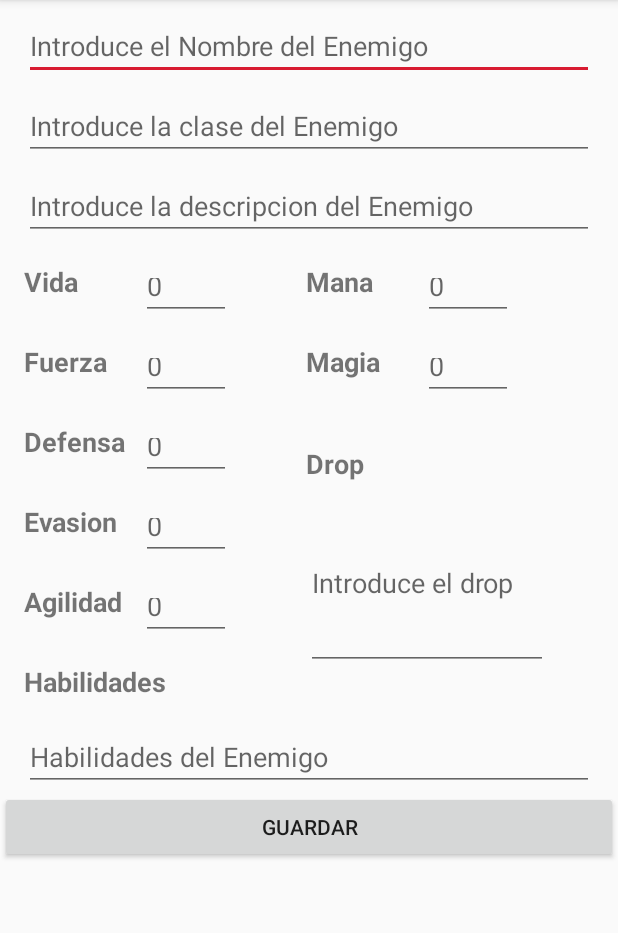
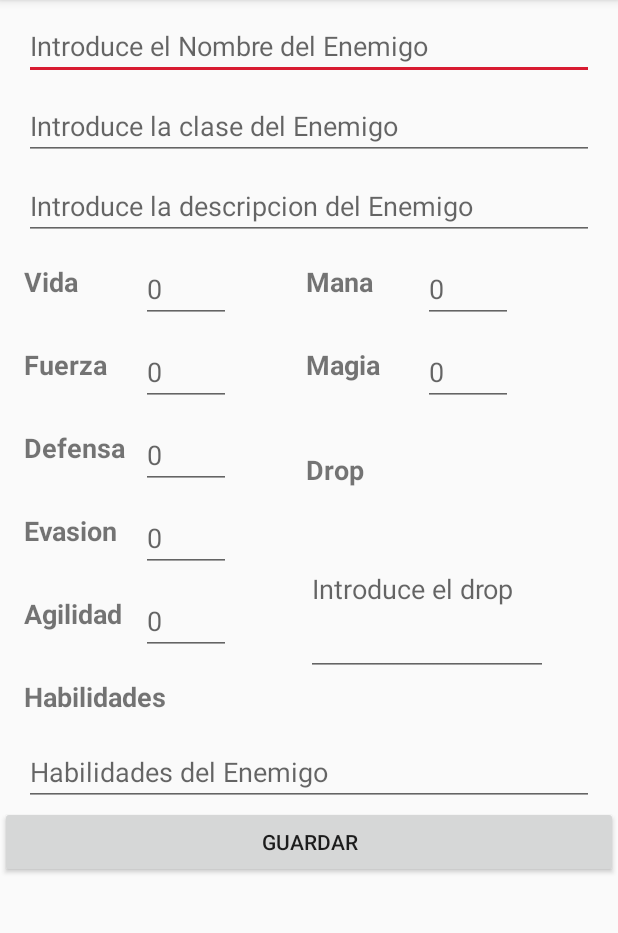
Before and after one commit to Doble-De/DalealDado, an Android app: the EnemigosNewActivity screen opened directly, with no data from a screen before it, on a phone screen of 412 x 824 dp, the part 84-1017 px from its top. Run offline under Robolectric (Android 15) with nearby library versions, the phone set to English and light mode, and no system bars; our stand-ins replace Room's generated code; Roboto replaces fonts that are not available here.

Commit message:
Proyecto de Interficies Finalizado!

```diff
--- a/app/src/main/res/layout/activity_enemigos_new.xml
+++ b/app/src/main/res/layout/activity_enemigos_new.xml
@@ -55,18 +55,18 @@
             <EditText
                 android:id="@+id/etEvida"
                 android:layout_width="60dp"
-                android:layout_height="38dp"
-                android:inputType="number"
+                android:layout_height="40dp"
                 android:layout_marginStart="8dp"
                 android:layout_marginTop="15dp"
                 android:hint="0"
+                android:inputType="number"
                 app:layout_constraintStart_toEndOf="@+id/tvvida"
                 app:layout_constraintTop_toBottomOf="@+id/etEdesc" />
 
             <TextView
                 android:id="@+id/tvvida"
                 android:layout_width="70dp"
-                android:layout_height="38dp"
+                android:layout_height="40dp"
                 android:layout_marginStart="16dp"
                 android:layout_marginTop="15dp"
                 android:text="Vida"
@@ -78,18 +78,18 @@
             <EditText
                 android:id="@+id/etEfuerza"
                 android:layout_width="60dp"
-                android:layout_height="38dp"
-                android:inputType="number"
+                android:layout_height="40dp"
                 android:layout_marginStart="8dp"
                 android:layout_marginTop="15dp"
                 android:hint="0"
+                android:inputType="number"
                 app:layout_constraintStart_toEndOf="@+id/tvfuerza"
                 app:layout_constraintTop_toBottomOf="@+id/etEvida" />
 
             <TextView
                 android:id="@+id/tvfuerza"
                 android:layout_width="70dp"
-                android:layout_height="38dp"
+                android:layout_height="40dp"
                 android:layout_marginStart="16dp"
                 android:layout_marginTop="15dp"
                 android:text="Fuerza"
@@ -101,18 +101,18 @@
             <EditText
                 android:id="@+id/etEdefensa"
                 android:layout_width="60dp"
-                android:layout_height="38dp"
-                android:inputType="number"
+                android:layout_height="40dp"
                 android:layout_marginStart="8dp"
                 android:layout_marginTop="15dp"
                 android:hint="0"
+                android:inputType="number"
                 app:layout_constraintStart_toEndOf="@+id/tvdefensa"
                 app:layout_constraintTop_toBottomOf="@+id/etEfuerza" />
 
             <TextView
                 android:id="@+id/tvdefensa"
                 android:layout_width="70dp"
-                android:layout_height="38dp"
+                android:layout_height="40dp"
                 android:layout_marginStart="16dp"
                 android:layout_marginTop="15dp"
                 android:text="Defensa"
@@ -124,18 +124,18 @@
             <EditText
                 android:id="@+id/etEevasion"
                 android:layout_width="60dp"
-                android:layout_height="38dp"
-                android:inputType="number"
+                android:layout_height="40dp"
                 android:layout_marginStart="8dp"
                 android:layout_marginTop="15dp"
                 android:hint="0"
+                android:inputType="number"
                 app:layout_constraintStart_toEndOf="@+id/tvevasion"
                 app:layout_constraintTop_toBottomOf="@+id/etEdefensa" />
 
             <TextView
                 android:id="@+id/tvevasion"
                 android:layout_width="70dp"
-                android:layout_height="38dp"
+                android:layout_height="40dp"
                 android:layout_marginStart="16dp"
                 android:layout_marginTop="15dp"
                 android:text="Evasion"
@@ -147,18 +147,18 @@
             <EditText
                 android:id="@+id/etEagilidad"
                 android:layout_width="60dp"
-                android:layout_height="38dp"
-                android:inputType="number"
+                android:layout_height="40dp"
                 android:layout_marginStart="8dp"
                 android:layout_marginTop="15dp"
                 android:hint="0"
+                android:inputType="number"
                 app:layout_constraintStart_toEndOf="@+id/tvagilidad"
                 app:layout_constraintTop_toBottomOf="@+id/etEevasion" />
 
             <TextView
                 android:id="@+id/tvagilidad"
                 android:layout_width="70dp"
-                android:layout_height="38dp"
+                android:layout_height="40dp"
                 android:layout_marginStart="16dp"
                 android:layout_marginTop="15dp"
                 android:text="Agilidad"
@@ -193,12 +193,12 @@
 
             <EditText
                 android:id="@+id/etEmana"
-                android:inputType="number"
                 android:layout_width="60dp"
-                android:layout_height="38dp"
+                android:layout_height="40dp"
                 android:layout_marginStart="8dp"
                 android:layout_marginTop="15dp"
                 android:hint="0"
+                android:inputType="number"
                 app:layout_constraintStart_toEndOf="@+id/tvmana"
                 app:layout_constraintTop_toBottomOf="@+id/etEdesc" />
 
@@ -215,7 +215,7 @@
             <TextView
                 android:id="@+id/tvmana"
                 android:layout_width="70dp"
-                android:layout_height="38dp"
+                android:layout_height="40dp"
                 android:layout_marginStart="50dp"
                 android:layout_marginTop="15dp"
                 android:text="Mana"
@@ -227,18 +227,18 @@
             <EditText
                 android:id="@+id/etEmagia"
                 android:layout_width="60dp"
-                android:inputType="number"
-                android:layout_height="38dp"
+                android:layout_height="40dp"
                 android:layout_marginStart="8dp"
                 android:layout_marginTop="15dp"
                 android:hint="0"
+                android:inputType="number"
                 app:layout_constraintStart_toEndOf="@+id/tvmagia"
                 app:layout_constraintTop_toBottomOf="@+id/etEmana" />
 
             <TextView
                 android:id="@+id/tvmagia"
                 android:layout_width="70dp"
-                android:layout_height="38dp"
+                android:layout_height="40dp"
                 android:layout_marginStart="50dp"
                 android:layout_marginTop="15dp"
                 android:text="Magia"
```
Also changed, not shown: app/src/main/res/layout/activity_heroes_new.xml (+21 -21 lines).
